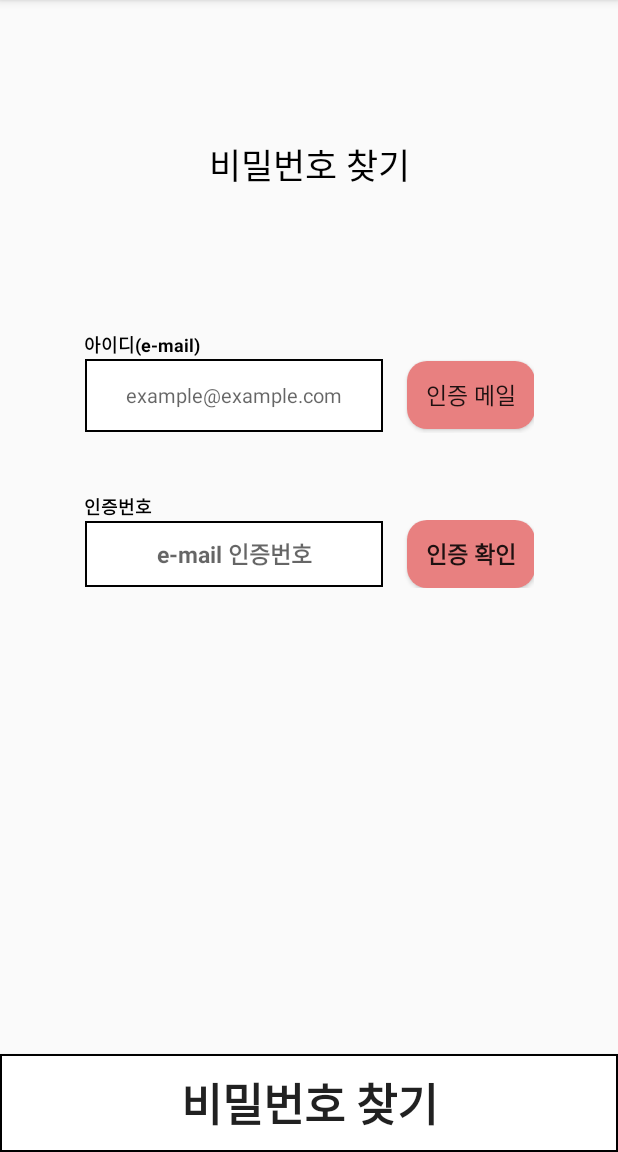
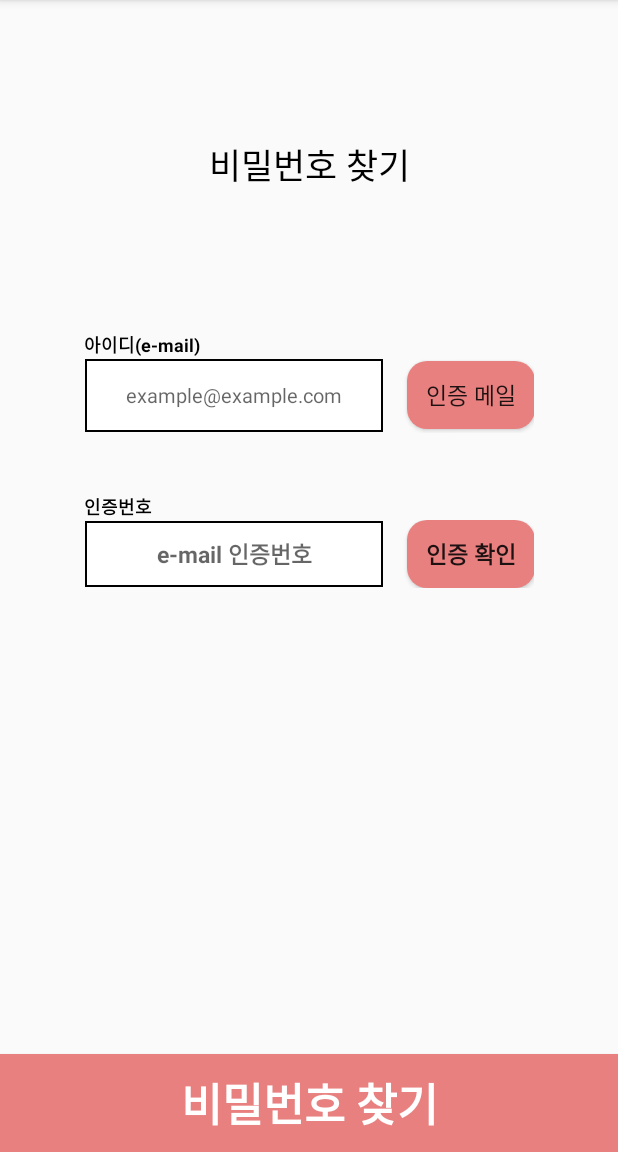
Before and after one commit to CESCFAB/LIPHAE, an Android app: the FindPwActivity screen opened directly, with no data from a screen before it, on a phone screen of 412 x 824 dp, the part 84-1236 px from its top. Run offline under Robolectric (Android 15) with nearby library versions, the phone set to English and light mode, and no system bars.

Commit message:
지은 21.01.19 : 비밀번호 찾기 화면 수정 예정

```diff
--- a/AndroidPJ_MAIN/app/src/main/res/layout/activity_findpw.xml
+++ b/AndroidPJ_MAIN/app/src/main/res/layout/activity_findpw.xml
@@ -176,8 +176,10 @@
             android:layout_width="match_parent"
             android:layout_height="65dp"
             android:text="비밀번호 찾기"
+            android:textColor="@color/white"
             android:textStyle="bold"
             android:textSize="30dp"
+            android:backgroundTint="?colorPrimary"
             android:background="@drawable/btn_border_black"
             android:layout_gravity="bottom"
             />
```
Also changed, not shown: AndroidPJ_MAIN/app/src/main/java/com/android/androidpj_main/UserSign/LoginActivity.java (+12 -12 lines), AndroidPJ_MAIN/app/src/main/res/layout/activity_login.xml (+7 -0 lines).
